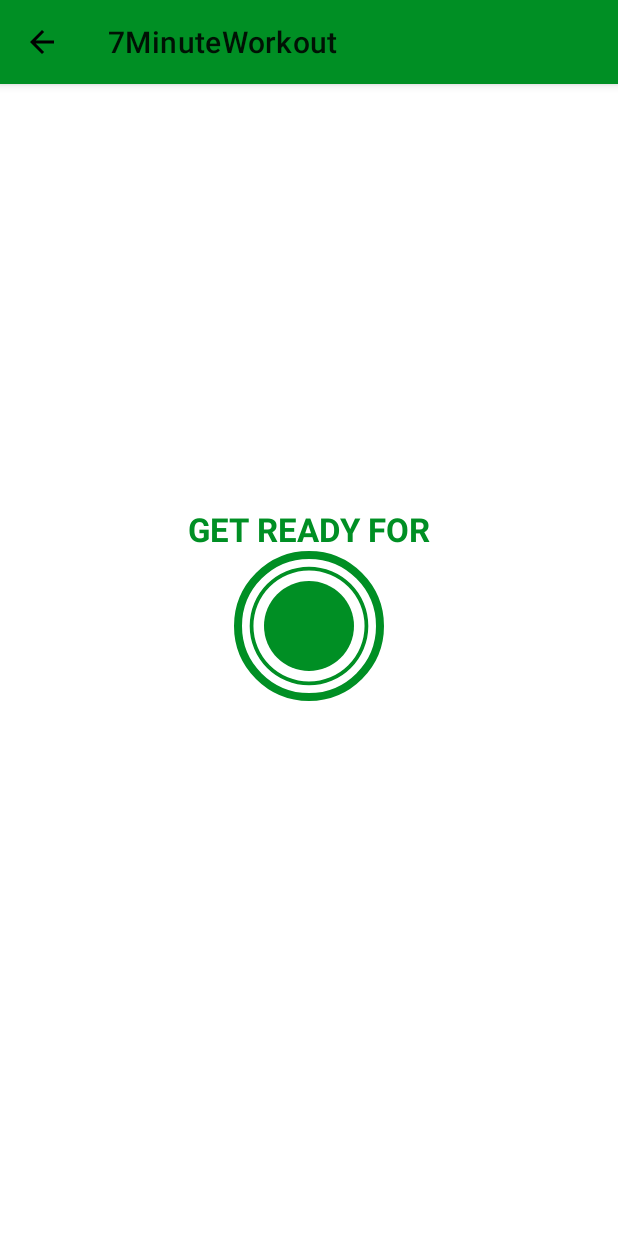
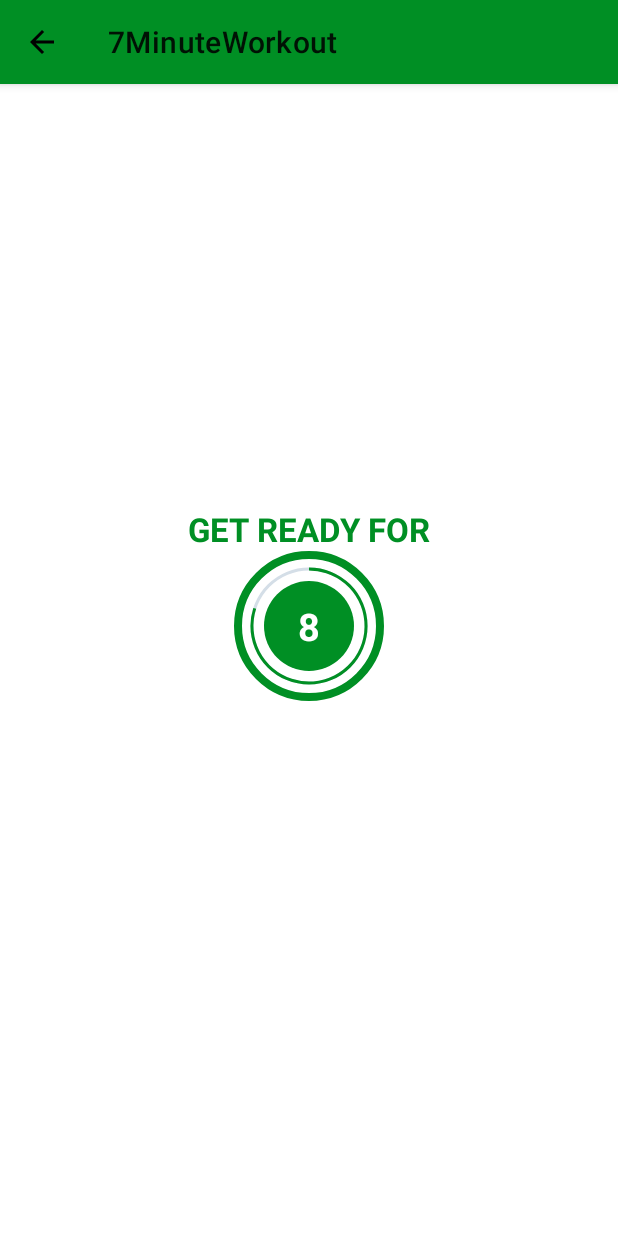
Before and after one commit to vanchinathan83/7-minute-workout, an Android app: the screen it shows after launch (ExcerciseActivity before the commit, ExerciseActivity after it), after a tap on "START", on a phone screen of 412 x 824 dp. Run offline under Robolectric (Android 15) with nearby library versions, the phone set to English and light mode, and no system bars.

Commit message:
Adding rest and exercise countdown timers
Making sure the exercise and rest timers go in loop

```diff
--- a/app/src/main/AndroidManifest.xml
+++ b/app/src/main/AndroidManifest.xml
@@ -10,7 +10,7 @@
         android:supportsRtl="true"
         android:theme="@style/Theme.7MinuteWorkout">
         <activity
-            android:name=".ExcerciseActivity"
+            android:name=".ExerciseActivity"
             android:exported="false" />
         <activity
             android:name=".MainActivity"
--- a/app/src/main/java/com/vanchi/a7minuteworkout/ExcerciseActivity.kt
+++ /dev/null
@@ -1,22 +0,0 @@
-package com.vanchi.a7minuteworkout
-
-import androidx.appcompat.app.AppCompatActivity
-import android.os.Bundle
-import com.vanchi.a7minuteworkout.databinding.ActivityExcerciseBinding
-
-class ExcerciseActivity : AppCompatActivity() {
-    private var binding : ActivityExcerciseBinding? = null
-    override fun onCreate(savedInstanceState: Bundle?) {
-        super.onCreate(savedInstanceState)
-        binding = ActivityExcerciseBinding.inflate(layoutInflater)
-        setContentView(binding?.root)
-
-        setSupportActionBar(binding?.toolbar)
-        if(supportActionBar != null){
-            supportActionBar?.setDisplayHomeAsUpEnabled(true)
-        }
-        binding?.toolbar?.setNavigationOnClickListener{
-            onBackPressed()
-        }
-    }
-}
--- /dev/null
+++ b/app/src/main/java/com/vanchi/a7minuteworkout/ExerciseActivity.kt
@@ -0,0 +1,103 @@
+package com.vanchi.a7minuteworkout
+
+import androidx.appcompat.app.AppCompatActivity
+import android.os.Bundle
+import android.os.CountDownTimer
+import android.view.View
+import android.widget.Toast
+import com.vanchi.a7minuteworkout.databinding.ActivityExcerciseBinding
+
+class ExerciseActivity : AppCompatActivity() {
+    private var binding : ActivityExcerciseBinding? = null
+    private var restTimer: CountDownTimer? = null
+    private var exerciseTimer: CountDownTimer? = null
+    private var restTime: Int = 0
+    private var exerciseTime: Int = 0
+    override fun onCreate(savedInstanceState: Bundle?) {
+        super.onCreate(savedInstanceState)
+        binding = ActivityExcerciseBinding.inflate(layoutInflater)
+        setContentView(binding?.root)
+
+        setSupportActionBar(binding?.toolbar)
+        if(supportActionBar != null){
+            supportActionBar?.setDisplayHomeAsUpEnabled(true)
+        }
+        binding?.toolbar?.setNavigationOnClickListener{
+            onBackPressed()
+        }
+        binding?.flExercise?.visibility = View.INVISIBLE
+        setupRestTimer()
+    }
+
+    private fun setupRestTimer(){
+        if(restTimer != null){
+            restTime = 0
+            restTimer?.cancel()
+            restTimer = null
+        }
+        setProgressBar()
+    }
+
+    private fun setProgressBar(){
+        binding?.restProgressBar?.progress = restTime
+        restTimer = object : CountDownTimer(10000, 1000){
+            override fun onTick(millisUntilFinished: Long) {
+                restTime ++
+                binding?.restProgressBar?.progress = 10 - restTime
+                binding?.restTimer?.text = (10 - restTime).toString()
+            }
+
+            override fun onFinish() {
+                Toast.makeText(this@ExerciseActivity, "Rest time done!!",Toast.LENGTH_SHORT).show()
+                binding?.flExercise?.visibility = View.VISIBLE
+                binding?.exerciseTimer?.text = "30"
+                binding?.flRest?.visibility = View.INVISIBLE
+                setExerciseTimer()
+            }
+
+        }.start()
+    }
+
+    private fun setExerciseTimer(){
+        if(exerciseTimer != null){
+            exerciseTime = 0
+            exerciseTimer?.cancel()
+            exerciseTimer = null
+        }
+        binding?.exerciseProgressBar?.progress = exerciseTime
+        exerciseTimer = object : CountDownTimer(30000, 1000){
+            override fun onTick(millisUntilFinished: Long) {
+                exerciseTime++
+                binding?.exerciseProgressBar?.progress = 30 - exerciseTime
+                binding?.exerciseTimer?.text = (30 - exerciseTime).toString()
+            }
+
+            override fun onFinish() {
+                Toast.makeText(this@ExerciseActivity, "Exercise time done!!",Toast.LENGTH_SHORT).show()
+                binding?.flExercise?.visibility = View.INVISIBLE
+                binding?.restTimer?.text = "10"
+                binding?.flRest?.visibility = View.VISIBLE
+                setupRestTimer()
+            }
+
+        }.start()
+
+    }
+
+    override fun onDestroy() {
+        super.onDestroy()
+        if(restTimer != null){
+            restTime = 0
+            restTimer?.cancel()
+            restTimer = null
+        }
+        if(exerciseTimer != null){
+            exerciseTime = 0
+            exerciseTimer?.cancel()
+            exerciseTimer = null
+        }
+
+        binding = null
+    }
+
+}
--- a/app/src/main/java/com/vanchi/a7minuteworkout/MainActivity.kt
+++ b/app/src/main/java/com/vanchi/a7minuteworkout/MainActivity.kt
@@ -3,7 +3,6 @@ package com.vanchi.a7minuteworkout
 import android.content.Intent
 import androidx.appcompat.app.AppCompatActivity
 import android.os.Bundle
-import android.widget.Toast
 import com.vanchi.a7minuteworkout.databinding.ActivityMainBinding
 
 class MainActivity : AppCompatActivity() {
@@ -14,7 +13,7 @@ class MainActivity : AppCompatActivity() {
         setContentView(binding?.root)
 
         var frameLayout = binding?.frameLayout?.setOnClickListener{
-            val intent = Intent(this, ExcerciseActivity::class.java)
+            val intent = Intent(this, ExerciseActivity::class.java)
             startActivity(intent)
         }
     }
--- a/app/src/main/res/drawable/circular_progress_bar.xml
+++ b/app/src/main/res/drawable/circular_progress_bar.xml
@@ -4,7 +4,7 @@
         <shape
             android:innerRadiusRatio="2.7"
             android:shape="ring"
-            android:thicknessRatio="40.0"
+            android:thicknessRatio="50.0"
             android:useLevel="true">
         <solid android:color="@color/color_primary_accent"/>
         </shape>
--- a/app/src/main/res/drawable/circular_progress_bar_grey.xml
+++ b/app/src/main/res/drawable/circular_progress_bar_grey.xml
@@ -2,10 +2,10 @@
 <layer-list xmlns:android="http://schemas.android.com/apk/res/android">
     <item>
         <shape android:shape="ring"
-            android:thicknessRatio="2.7"
-            android:innerRadiusRatio="50.0"
-            android:useLevel="true">
-            <solid android:color="@color/color_primary"/>
+            android:thicknessRatio="50.0"
+            android:innerRadiusRatio="2.7"
+            android:useLevel="false">
+            <solid android:color="#D4DEE7"/>
         </shape>
     </item>
 </layer-list>
--- a/app/src/main/res/layout/activity_excercise.xml
+++ b/app/src/main/res/layout/activity_excercise.xml
@@ -4,7 +4,7 @@
     xmlns:tools="http://schemas.android.com/tools"
     android:layout_width="match_parent"
     android:layout_height="match_parent"
-    tools:context=".ExcerciseActivity">
+    tools:context=".ExerciseActivity">
 
     <androidx.appcompat.widget.Toolbar
         android:id="@+id/toolbar"
@@ -25,11 +25,11 @@
         android:textSize="@dimen/default_button_text_size"
         android:textColor="@color/color_primary_accent"
         android:textStyle="bold"
-        app:layout_constraintBottom_toTopOf="@id/flProgress"
+        app:layout_constraintBottom_toTopOf="@id/flRest"
         app:layout_constraintStart_toStartOf="parent"
         app:layout_constraintEnd_toEndOf="parent"/>
     <FrameLayout
-        android:id="@+id/flProgress"
+        android:id="@+id/flRest"
         android:layout_width="100dp"
         android:layout_height="100dp"
         android:layout_marginTop="10dp"
@@ -40,7 +40,7 @@
         app:layout_constraintTop_toTopOf="@id/toolbar">
 
         <ProgressBar
-            android:id="@+id/progressBar"
+            android:id="@+id/restProgressBar"
             android:layout_width="100dp"
             android:layout_height="100dp"
             style="?android:attr/progressBarStyleHorizontal"
@@ -58,7 +58,7 @@
             android:background="@drawable/item_circular_color_acccent_background"
             android:gravity="center">
             <TextView
-                android:id="@+id/timer"
+                android:id="@+id/restTimer"
                 android:layout_width="wrap_content"
                 android:layout_height="wrap_content"
                 android:textStyle="bold"
@@ -68,4 +68,46 @@
         </LinearLayout>
     </FrameLayout>
 
+    <FrameLayout
+        android:id="@+id/flExercise"
+        android:layout_width="100dp"
+        android:layout_height="100dp"
+        android:layout_marginTop="10dp"
+        android:background="@drawable/item_circular_color_accent_border"
+        app:layout_constraintBottom_toBottomOf="parent"
+        app:layout_constraintStart_toStartOf="parent"
+        app:layout_constraintEnd_toEndOf="parent"
+        app:layout_constraintTop_toTopOf="@id/toolbar">
+        <ProgressBar
+            android:id="@+id/exerciseProgressBar"
+            android:layout_width="100dp"
+            android:layout_height="100dp"
+            style="?android:attr/progressBarStyleHorizontal"
+            android:background="@drawable/circular_progress_bar_grey"
+            android:progressDrawable="@drawable/circular_progress_bar"
+            android:layout_gravity="center"
+            android:indeterminate="false"
+            android:max="30"
+            android:progress="100"
+            android:rotation="-90"
+            />
+        <LinearLayout
+            android:layout_width="60dp"
+            android:layout_height="60dp"
+            android:layout_gravity="center"
+            android:background="@drawable/item_circular_color_acccent_background"
+            android:gravity="center">
+            <TextView
+                android:id="@+id/exerciseTimer"
+                android:layout_width="wrap_content"
+                android:layout_height="wrap_content"
+                android:textStyle="bold"
+                android:textColor="@color/white"
+                android:textSize="25sp"
+                tools:text="30"/>
+        </LinearLayout>
+
+    </FrameLayout>
+
+
 </androidx.constraintlayout.widget.ConstraintLayout>
```
